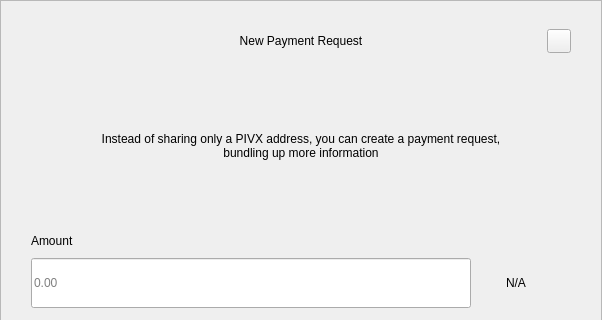
The window that src/qt/pcoin/forms/requestdialog.ui (pcoinproject/pcoin) describes before a commit, drawn with Qt 5; both pictures show x 0 to 602 and y 0 to 320 of the 602 by 607 pixel window.
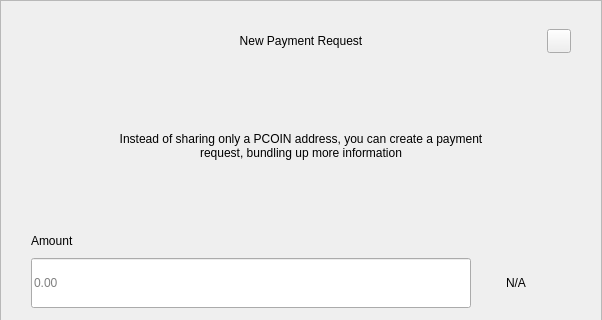
The same window after the commit.

Commit message: Port to pcoin (code)

```diff
--- a/src/qt/pcoin/forms/requestdialog.ui
+++ b/src/qt/pcoin/forms/requestdialog.ui
@@ -210,7 +210,7 @@
              </size>
             </property>
             <property name="text">
-             <string>Instead of sharing only a PIVX address, you can create a payment request, bundling up more information</string>
+             <string>Instead of sharing only a PCOIN address, you can create a payment request, bundling up more information</string>
             </property>
             <property name="alignment">
              <set>Qt::AlignCenter</set>
```
The commit also changes 928 other files.
